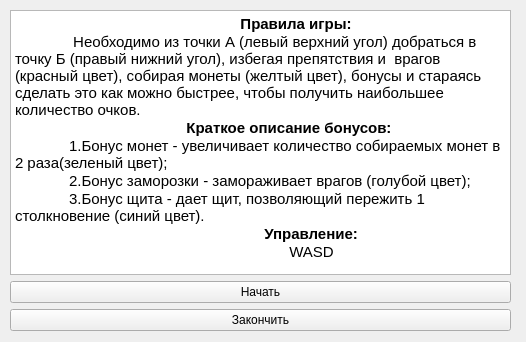
Above: startwindow.ui from AlHudnitskii/Kyrsach before the change. Below: the same form after it.
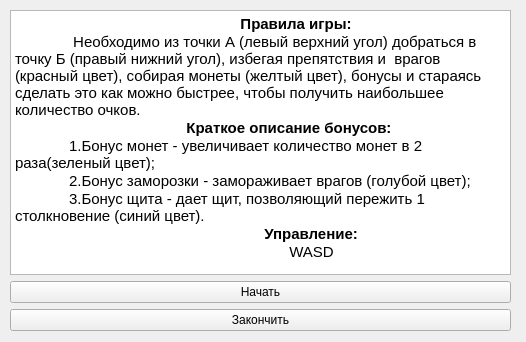
That is the form after the change.

What changed in the file:
```diff
--- a/startwindow.ui
+++ b/startwindow.ui
@@ -38,7 +38,7 @@
 &lt;p style=&quot; margin-top:0px; margin-bottom:0px; margin-left:0px; margin-right:0px; -qt-block-indent:0; text-indent:0px;&quot;&gt;                 	                                   &lt;span style=&quot; font-weight:700;&quot;&gt;Правила игры:&lt;/span&gt;&lt;/p&gt;
 &lt;p style=&quot; margin-top:0px; margin-bottom:0px; margin-left:0px; margin-right:0px; -qt-block-indent:0; text-indent:0px;&quot;&gt;              Необходимо из точки А (левый верхний угол) добраться в точку Б (правый нижний угол), избегая препятствия и  врагов (красный цвет), собирая монеты (желтый цвет), бонусы и стараясь сделать это как можно быстрее, чтобы получить наибольшее количество очков. &lt;/p&gt;
 &lt;p style=&quot; margin-top:0px; margin-bottom:0px; margin-left:0px; margin-right:0px; -qt-block-indent:0; text-indent:0px;&quot;&gt;                 	                      &lt;span style=&quot; font-weight:700;&quot;&gt;Краткое описание бонусов:&lt;/span&gt;&lt;/p&gt;
-&lt;p style=&quot; margin-top:0px; margin-bottom:0px; margin-left:0px; margin-right:0px; -qt-block-indent:0; text-indent:0px;&quot;&gt;             1.Бонус монет - увеличивает количество собираемых монет в 2 раза(зеленый цвет);&lt;/p&gt;
+&lt;p style=&quot; margin-top:0px; margin-bottom:0px; margin-left:0px; margin-right:0px; -qt-block-indent:0; text-indent:0px;&quot;&gt;             1.Бонус монет - увеличивает количество монет в 2 раза(зеленый цвет);&lt;/p&gt;
 &lt;p style=&quot; margin-top:0px; margin-bottom:0px; margin-left:0px; margin-right:0px; -qt-block-indent:0; text-indent:0px;&quot;&gt;             2.Бонус заморозки - замораживает врагов (голубой цвет);&lt;/p&gt;
 &lt;p style=&quot; margin-top:0px; margin-bottom:0px; margin-left:0px; margin-right:0px; -qt-block-indent:0; text-indent:0px;&quot;&gt;             3.Бонус щита - дает щит, позволяющий пережить 1 столкновение (синий цвет). &lt;/p&gt;
 &lt;p style=&quot; margin-top:0px; margin-bottom:0px; margin-left:0px; margin-right:0px; -qt-block-indent:0; text-indent:0px;&quot;&gt;                                                            &lt;span style=&quot; font-weight:700;&quot;&gt;Управление: &lt;/span&gt;&lt;/p&gt;
```
